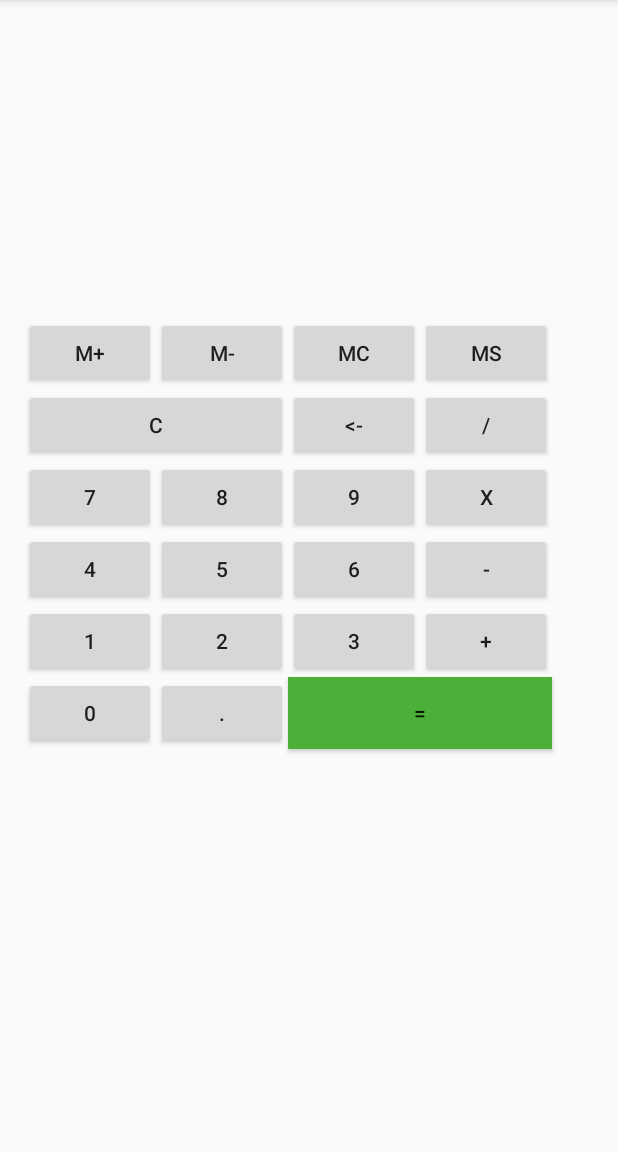
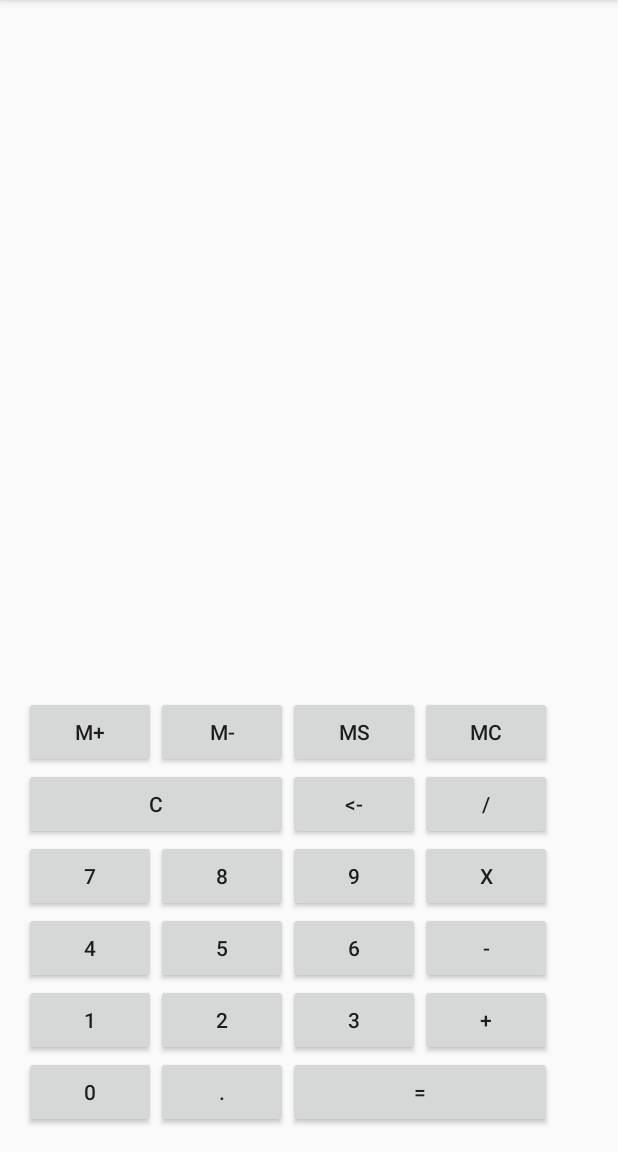
Before and after one commit to HelderFSFerreira/CalculadoraIHM, an Android app: the screen it shows after launch (MainActivity), on a phone screen of 412 x 824 dp, the part 84-1236 px from its top. Run offline under Robolectric (Android 15) with nearby library versions, the phone set to English and light mode, and no system bars.

Commit message:
Ajustado o layout Vertical

```diff
--- a/app/src/main/res/layout/activity_main.xml
+++ b/app/src/main/res/layout/activity_main.xml
@@ -1,5 +1,5 @@
 <?xml version="1.0" encoding="utf-8"?>
-<RelativeLayout xmlns:android="http://schemas.android.com/apk/res/android"
+<LinearLayout xmlns:android="http://schemas.android.com/apk/res/android"
     xmlns:tools="http://schemas.android.com/tools"
     android:layout_width="match_parent"
     android:layout_height="match_parent"
@@ -7,238 +7,120 @@
     android:paddingLeft="@dimen/activity_horizontal_margin"
     android:paddingRight="@dimen/activity_horizontal_margin"
     android:paddingTop="@dimen/activity_vertical_margin"
-    tools:context="com.example.helde.calculadoraihm.MainActivity">
+    tools:context="com.example.helde.calculadoraihm.MainActivity"
+    android:orientation="vertical">
 
-    <Button
-        android:layout_width="wrap_content"
-        android:layout_height="wrap_content"
-        android:text="@string/memoriaMais"
-        android:id="@+id/btnMMais"
-        android:layout_marginTop="35dp"
-        android:layout_below="@+id/eText2"
-        android:layout_alignParentLeft="true"
-        android:layout_alignParentStart="true" />
-
-    <Button
-        android:layout_width="wrap_content"
-        android:layout_height="wrap_content"
-        android:text="@string/mMenos"
-        android:id="@+id/btnMMenos"
-        android:layout_alignBottom="@+id/btnMMais"
-        android:layout_toRightOf="@+id/btnMMais"
-        android:layout_toEndOf="@+id/btnMMais" />
-
-    <Button
-        android:layout_width="wrap_content"
-        android:layout_height="wrap_content"
-        android:text="@string/mClean"
-        android:id="@+id/btnMClean"
-        android:layout_alignBottom="@+id/btnMMenos"
-        android:layout_toRightOf="@+id/btnMMenos"
-        android:layout_toEndOf="@+id/btnMMenos" />
-
-    <Button
-        android:layout_width="wrap_content"
-        android:layout_height="wrap_content"
-        android:text="@string/mShow"
-        android:id="@+id/btnMShow"
-        android:layout_alignTop="@+id/btnMClean"
-        android:layout_toRightOf="@+id/btnMClean"
-        android:layout_toEndOf="@+id/btnMClean" />
-
-    <Button
-        android:layout_width="wrap_content"
-        android:layout_height="wrap_content"
-        android:text="@string/btnClean"
-        android:id="@+id/btnLimpar"
-        android:layout_below="@+id/btnMMais"
-        android:layout_alignParentLeft="true"
-        android:layout_alignParentStart="true"
-        android:layout_alignRight="@id/btnMMenos"/>
-
-    <Button
-        android:layout_width="wrap_content"
-        android:layout_height="wrap_content"
-        android:text="@string/btnBack"
-        android:id="@+id/btnApagarCaractere"
-        android:layout_alignBottom="@+id/btnLimpar"
-        android:layout_toRightOf="@+id/btnMMenos"
-        android:layout_toEndOf="@+id/btnMMenos" />
-
-    <Button
-        android:layout_width="wrap_content"
-        android:layout_height="wrap_content"
-        android:text="@string/btnDivide"
-        android:id="@+id/btnDivisao"
-        android:layout_alignBottom="@+id/btnApagarCaractere"
-        android:layout_toRightOf="@+id/btnApagarCaractere"
-        android:layout_toEndOf="@+id/btnApagarCaractere" />
-
-    <Button
-        android:layout_width="wrap_content"
-        android:layout_height="wrap_content"
-        android:text="@string/btn7"
-        android:id="@+id/btnSete"
-        android:layout_below="@+id/btnLimpar"
-        android:layout_alignParentLeft="true"
-        android:layout_alignParentStart="true" />
-
-    <Button
-        android:layout_width="wrap_content"
-        android:layout_height="wrap_content"
-        android:text="@string/btn8"
-        android:id="@+id/btnOito"
-        android:layout_alignTop="@+id/btnSete"
-        android:layout_alignLeft="@+id/btnMMenos"
-        android:layout_alignStart="@+id/btnMMenos" />
-
-    <Button
-        android:layout_width="wrap_content"
-        android:layout_height="wrap_content"
-        android:text="@string/btn9"
-        android:id="@+id/btnNove"
-        android:layout_alignBottom="@+id/btnOito"
-        android:layout_alignLeft="@+id/btnApagarCaractere"
-        android:layout_alignStart="@+id/btnApagarCaractere" />
-
-    <Button
-        android:layout_width="wrap_content"
-        android:layout_height="wrap_content"
-        android:text="@string/btnMultiplicar"
-        android:id="@+id/btnMutilicacao"
-        android:layout_alignBottom="@+id/btnNove"
-        android:layout_toRightOf="@+id/btnNove"
-        android:layout_toEndOf="@+id/btnNove" />
-
-    <Button
-        android:layout_width="wrap_content"
-        android:layout_height="wrap_content"
-        android:text="@string/btn4"
-        android:id="@+id/btnQuatro"
-        android:layout_below="@+id/btnSete"
-        android:layout_alignParentLeft="true"
-        android:layout_alignParentStart="true" />
-
-    <Button
-        android:layout_width="wrap_content"
-        android:layout_height="wrap_content"
-        android:text="@string/btn5"
-        android:id="@+id/btnCinco"
-        android:layout_alignBottom="@+id/btnQuatro"
-        android:layout_alignLeft="@+id/btnOito"
-        android:layout_alignStart="@+id/btnOito" />
-
-    <Button
-        android:layout_width="wrap_content"
-        android:layout_height="wrap_content"
-        android:text="@string/btn6"
-        android:id="@+id/btnSeis"
-        android:layout_alignBottom="@+id/btnCinco"
-        android:layout_alignLeft="@+id/btnNove"
-        android:layout_alignStart="@+id/btnNove" />
-
-    <Button
-        android:layout_width="wrap_content"
-        android:layout_height="wrap_content"
-        android:text="@string/btnMenos"
-        android:id="@+id/btnSubtracao"
-        android:layout_alignBottom="@+id/btnSeis"
-        android:layout_toRightOf="@+id/btnSeis"
-        android:layout_toEndOf="@+id/btnSeis" />
-
-    <Button
-        android:layout_width="wrap_content"
-        android:layout_height="wrap_content"
-        android:text="@string/btn1"
-        android:id="@+id/btnUm"
-        android:layout_below="@+id/btnQuatro"
-        android:layout_alignParentLeft="true"
-        android:layout_alignParentStart="true" />
-
-    <Button
-        android:layout_width="wrap_content"
-        android:layout_height="wrap_content"
-        android:text="@string/btn2"
-        android:id="@+id/btnDois"
-        android:layout_alignBottom="@+id/btnUm"
-        android:layout_alignLeft="@+id/btnCinco"
-        android:layout_alignStart="@+id/btnCinco" />
-
-    <Button
-        android:layout_width="wrap_content"
-        android:layout_height="wrap_content"
-        android:text="@string/btn3"
-        android:id="@+id/btnTres"
-        android:layout_alignBottom="@+id/btnDois"
-        android:layout_alignLeft="@+id/btnSeis"
-        android:layout_alignStart="@+id/btnSeis" />
-
-    <Button
-        android:layout_width="wrap_content"
-        android:layout_height="wrap_content"
-        android:text="@string/btnPlus"
-        android:id="@+id/btnSoma"
-        android:layout_alignBottom="@+id/btnTres"
-        android:layout_toRightOf="@+id/btnTres"
-        android:layout_toEndOf="@+id/btnTres" />
-
-    <Button
-        android:layout_width="wrap_content"
-        android:layout_height="wrap_content"
-        android:text="@string/btn0"
-        android:id="@+id/btnzero"
-        android:layout_below="@+id/btnUm"
-        android:layout_alignParentLeft="true"
-        android:layout_alignParentStart="true" />
-
-    <Button
-        android:layout_width="wrap_content"
-        android:layout_height="wrap_content"
-        android:text="@string/btnDot"
-        android:id="@+id/btnPonto"
-        android:layout_alignBottom="@+id/btnzero"
-        android:layout_alignLeft="@+id/btnDois"
-        android:layout_alignStart="@+id/btnDois" />
-
-    <Button
+    <LinearLayout
         android:layout_width="match_parent"
         android:layout_height="wrap_content"
-        android:text="@string/btnEquals"
-        android:id="@+id/btnIgual"
-        android:layout_alignBottom="@+id/btnPonto"
-        android:layout_toRightOf="@+id/btnPonto"
-        android:layout_toEndOf="@+id/btnPonto"
-        android:layout_alignRight="@id/btnSoma"
-        android:background="#4caf38" />
+        android:layout_weight="0.5
+        "
+        android:orientation="vertical">
 
         <EditText
             android:layout_width="match_parent"
-        android:layout_height="80dp"
+            android:layout_height="wrap_content"
             android:id="@+id/eText1"
+            android:text="@string/eText1"
             android:background="@android:color/transparent"
             android:editable="false"
-        android:text="@string/eText1"
             android:gravity="right"
             android:textColor="#5b5b5b"
+            android:textStyle="bold"
             android:textSize="60dp"
-        android:layout_alignParentTop="true"
-        android:layout_alignParentRight="true"
-        android:layout_alignParentEnd="true" />
+            android:layout_weight="0.25"
+            />
 
         <EditText
             android:layout_width="match_parent"
-        android:layout_height="80dp"
+            android:layout_height="wrap_content"
             android:id="@+id/eText2"
-        android:layout_below="@+id/eText1"
-        android:layout_alignParentLeft="true"
-        android:layout_alignParentStart="true"
-        android:layout_alignRight="@+id/btnMShow"
-        android:layout_alignEnd="@+id/btnMShow"
+            android:text="@string/eText2"
             android:background="@android:color/transparent"
-        android:text="@string/eText2"
             android:editable="false"
             android:gravity="right"
             android:textColor="#5b5b5b"
-        android:textSize="60dp" />
+            android:textStyle="bold"
+            android:textSize="@dimen/activity_vertical_margin"
+            android:layout_weight="0.25"/>
 
-</RelativeLayout>
+
+    </LinearLayout>
+    <TableLayout
+        android:layout_width="match_parent"
+        android:layout_height="wrap_content"
+        android:layout_weight="0.5"
+        android:gravity="bottom">
+
+        <TableRow>
+            <Button android:id="@+id/btnMMais"
+                android:text="@string/memoriaMais"/>
+            <Button android:id="@+id/btnMMenos"
+                android:text="@string/mMenos"/>
+            <Button android:id="@+id/btnMShow"
+                android:text="@string/mShow"/>
+            <Button android:id="@+id/btnMClean"
+                android:text="@string/mClean"/>
+        </TableRow>
+
+        <TableRow>
+            <Button android:id="@+id/btnLimpar"
+                android:layout_span="2"
+                android:text="@string/btnClean"/>
+            <Button android:id="@+id/btnApagarCaractere"
+                android:text="@string/btnBack"/>
+
+            <Button android:id="@+id/btnDivisao"
+                android:text="@string/btnDivide"/>
+        </TableRow>
+
+        <TableRow>
+            <Button android:id="@+id/btnSete"
+                android:text="@string/btn7"/>
+
+            <Button android:id="@+id/btnOito"
+                android:text="@string/btn8"/>
+
+            <Button android:id="@+id/btnNove"
+                android:text="@string/btn9"/>
+
+            <Button android:id="@+id/btnMutilicacao"
+                android:text="@string/btnMultiplicar"/>
+        </TableRow>
+
+        <TableRow>
+            <Button android:id="@+id/btnQuatro"
+                android:text="@string/btn4"/>
+            <Button android:id="@+id/btnCinco"
+                android:text="@string/btn5"/>
+            <Button android:id="@+id/btnSeis"
+                android:text="@string/btn6"/>
+            <Button android:id="@+id/btnSubtracao"
+                android:text="@string/btnMenos"/>
+        </TableRow>
+
+        <TableRow>
+            <Button android:id="@+id/btnUm"
+                android:text="@string/btn1"/>
+            <Button android:id="@+id/btnDois"
+                android:text="@string/btn2"/>
+            <Button android:id="@+id/btnTres"
+                android:text="@string/btn3"/>
+            <Button android:id="@+id/btnSoma"
+                android:text="@string/btnPlus"/>
+        </TableRow>
+        <TableRow>
+            <Button android:id="@+id/btnzero"
+                android:text="@string/btn0"/>
+            <Button android:id="@+id/btnPonto"
+                android:text="@string/btnDot"/>
+            <Button android:id="@+id/btnIgual"
+                android:text="@string/btnEquals"
+                android:layout_span="2"/>
+        </TableRow>
+
+    </TableLayout>
+
+
+
+</LinearLayout>
```
Lines whose indentation alone changed are shown as unchanged.
